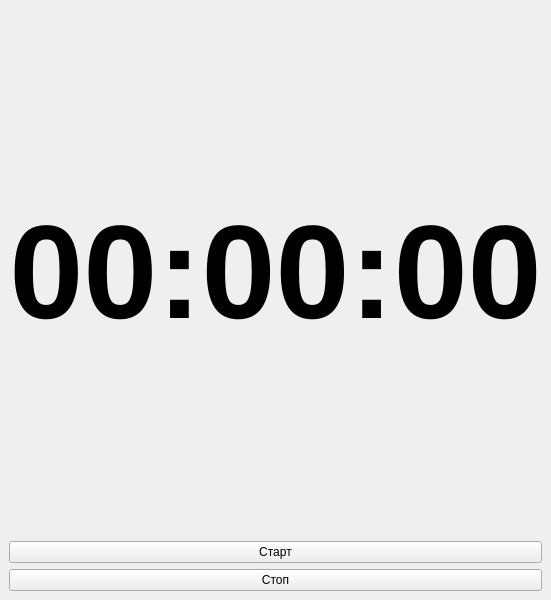
Old version of the form mainwindow.ui in the repository NoTimeToPeace/timer.
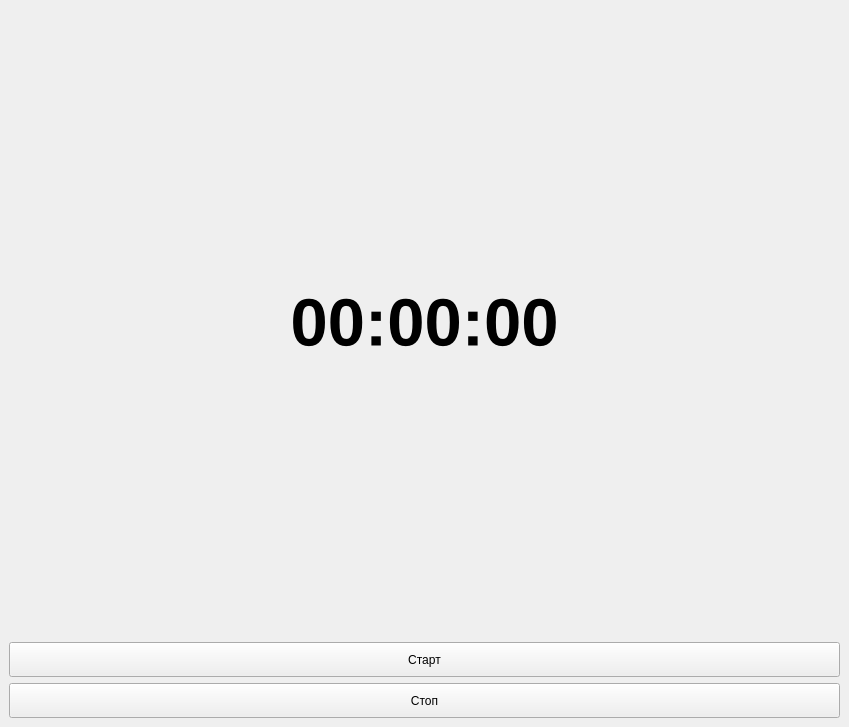
New version of the form.

```diff
--- a/mainwindow.ui
+++ b/mainwindow.ui
@@ -6,67 +6,28 @@
    <rect>
     <x>0</x>
     <y>0</y>
-    <width>432</width>
-    <height>600</height>
+    <width>849</width>
+    <height>727</height>
    </rect>
   </property>
   <property name="windowTitle">
    <string>MainWindow</string>
   </property>
   <widget class="QWidget" name="centralwidget">
-   <layout class="QGridLayout" name="gridLayout_4">
-    <item row="2" column="0">
-     <widget class="QPushButton" name="stop">
-      <property name="text">
-       <string>Стоп</string>
-      </property>
-     </widget>
-    </item>
-    <item row="1" column="0">
-     <widget class="QPushButton" name="start">
-      <property name="text">
-       <string>Старт</string>
-      </property>
-     </widget>
-    </item>
+   <layout class="QGridLayout" name="gridLayout">
     <item row="0" column="0">
+     <layout class="QVBoxLayout" name="verticalLayout" stretch="90,5,5">
+      <item>
      <widget class="QLabel" name="label">
-      <property name="enabled">
-       <bool>true</bool>
-      </property>
       <property name="sizePolicy">
-       <sizepolicy hsizetype="Fixed" vsizetype="Fixed">
+         <sizepolicy hsizetype="Ignored" vsizetype="Ignored">
         <horstretch>0</horstretch>
         <verstretch>0</verstretch>
        </sizepolicy>
       </property>
-      <property name="minimumSize">
-       <size>
-        <width>0</width>
-        <height>0</height>
-       </size>
-      </property>
-      <property name="maximumSize">
-       <size>
-        <width>700</width>
-        <height>700</height>
-       </size>
-      </property>
-      <property name="sizeIncrement">
-       <size>
-        <width>0</width>
-        <height>0</height>
-       </size>
-      </property>
-      <property name="baseSize">
-       <size>
-        <width>500</width>
-        <height>500</height>
-       </size>
-      </property>
       <property name="font">
        <font>
-        <pointsize>100</pointsize>
+          <pointsize>50</pointsize>
         <weight>75</weight>
         <bold>true</bold>
        </font>
@@ -86,17 +47,37 @@
       <property name="alignment">
        <set>Qt::AlignCenter</set>
       </property>
-      <property name="openExternalLinks">
-       <bool>false</bool>
-      </property>
-     </widget>
-    </item>
-   </layout>
-   <zorder>label</zorder>
-   <zorder>verticalLayoutWidget</zorder>
-   <zorder>gridLayoutWidget</zorder>
-   <zorder>start</zorder>
-   <zorder>stop</zorder>
+       </widget>
+      </item>
+      <item>
+       <widget class="QPushButton" name="start">
+        <property name="sizePolicy">
+         <sizepolicy hsizetype="Ignored" vsizetype="Ignored">
+          <horstretch>0</horstretch>
+          <verstretch>0</verstretch>
+         </sizepolicy>
+        </property>
+        <property name="text">
+         <string>Старт</string>
+        </property>
+       </widget>
+      </item>
+      <item>
+       <widget class="QPushButton" name="stop">
+        <property name="sizePolicy">
+         <sizepolicy hsizetype="Ignored" vsizetype="Ignored">
+          <horstretch>0</horstretch>
+          <verstretch>0</verstretch>
+         </sizepolicy>
+        </property>
+        <property name="text">
+         <string>Стоп</string>
+        </property>
+       </widget>
+      </item>
+     </layout>
+    </item>
+   </layout>
   </widget>
  </widget>
  <resources/>
```
Left out of the diff: 9 changed lines with no effect on the pictures. Lines whose indentation alone changed are shown as unchanged.
